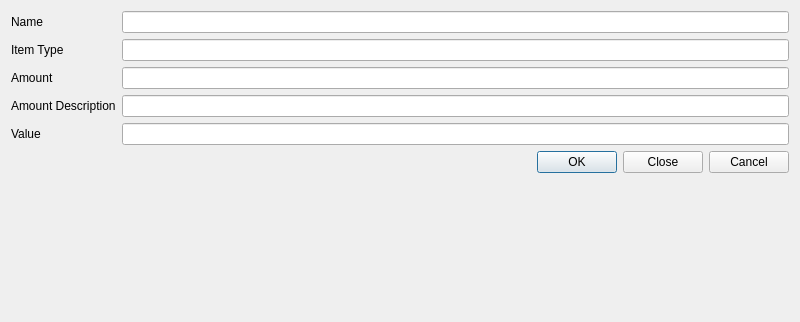
Old version of the form add_expenditures_form.ui in the repository KopiTheCarpenter/SpendingTracker; both pictures show x 0 to 800 and y 0 to 322 of the 800 by 600 pixel window.
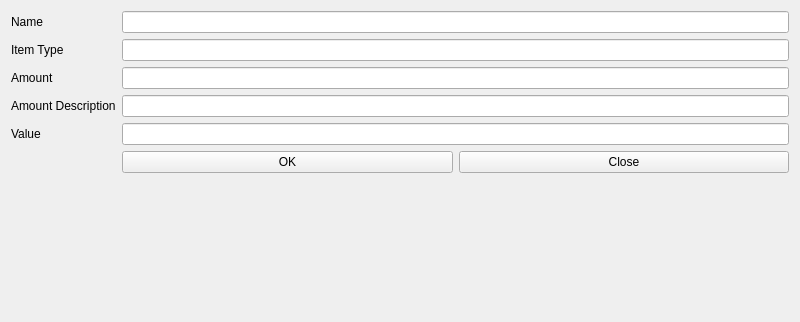
New version of the form.

```diff
--- a/add_expenditures_form.ui
+++ b/add_expenditures_form.ui
@@ -82,13 +82,6 @@
    <item row="4" column="1">
     <widget class="QLineEdit" name="valueLineEdit"/>
    </item>
-   <item row="5" column="1">
-    <widget class="QDialogButtonBox" name="buttonBox">
-     <property name="standardButtons">
-      <set>QDialogButtonBox::Cancel|QDialogButtonBox::Close|QDialogButtonBox::Ok</set>
-     </property>
-    </widget>
-   </item>
    <item row="5" column="0">
     <spacer name="horizontalSpacer">
      <property name="orientation">
@@ -102,6 +95,24 @@
      </property>
     </spacer>
    </item>
+   <item row="5" column="1">
+    <layout class="QHBoxLayout" name="horizontalLayout">
+     <item>
+      <widget class="QPushButton" name="btn_OK">
+       <property name="text">
+        <string>OK</string>
+       </property>
+      </widget>
+     </item>
+     <item>
+      <widget class="QPushButton" name="btn_Close">
+       <property name="text">
+        <string>Close</string>
+       </property>
+      </widget>
+     </item>
+    </layout>
+   </item>
   </layout>
  </widget>
  <resources/>
```
Left out of the diff: 5 changed lines with no effect on the pictures.
